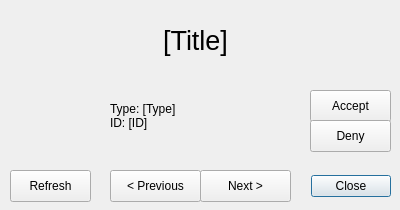
The window that PySteamAuth/UIs/ConfirmationDialog.ui (PMArkive/PySteamAuth) describes before a commit, drawn with Qt 5.
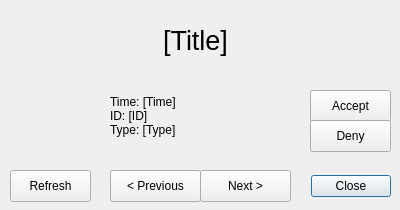
The same window after the commit. Icons and pictures are not drawn.

Commit message: Wrap confirmation descriptions, reorganize code

Patch:
```diff
--- a/PySteamAuth/UIs/ConfirmationDialog.ui
+++ b/PySteamAuth/UIs/ConfirmationDialog.ui
@@ -162,8 +162,12 @@
     </rect>
    </property>
    <property name="text">
-    <string>Type: [Type]
-ID: [ID]</string>
+    <string>Time: [Time]
+ID: [ID]
+Type: [Type]</string>
+   </property>
+   <property name="wordWrap">
+    <bool>true</bool>
    </property>
   </widget>
  </widget>
```
The commit also changes 7 other files.
